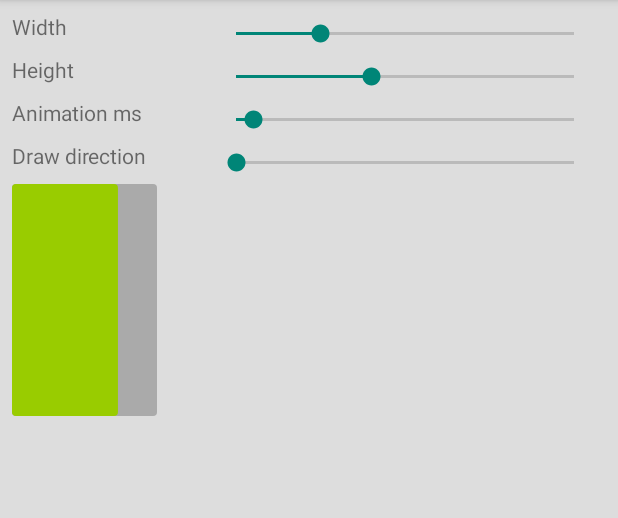
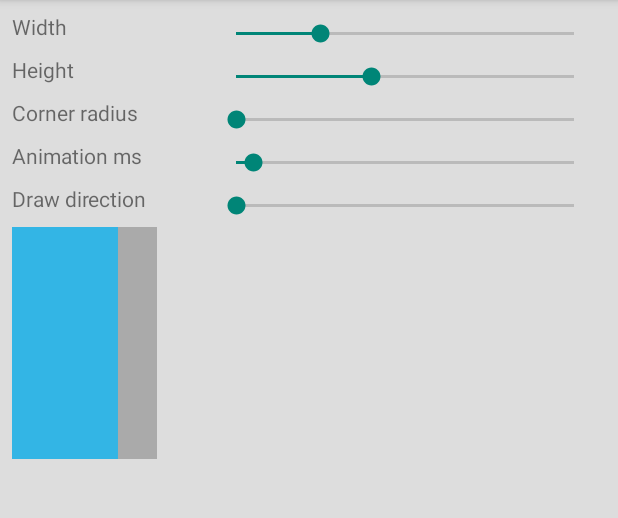
Before and after one commit to bernardpletikosa/value-indicators, an Android app: the fragment LineFragment placed in its activity, with the options menu open, on a phone screen of 412 x 824 dp, the part 84-602 px from its top. Run offline under Robolectric (Android 15) with nearby library versions, the phone set to English and light mode, and no system bars; our stand-ins replace ButterKnife; 2 statements that could not run were skipped.

Commit message:
Added mxl attributes for all value indicators

```diff
--- a/library/src/main/java/com/pletikosa/indicators/IndicatorView.java
+++ b/library/src/main/java/com/pletikosa/indicators/IndicatorView.java
@@ -15,12 +15,12 @@ import android.view.animation.AccelerateDecelerateInterpolator;
 import android.view.animation.Interpolator;
 
 import static android.animation.ValueAnimator.AnimatorUpdateListener;
+import static com.pletikosa.indicators.consts.Defaults.DEFAULT_ANIM_DURATION;
+import static com.pletikosa.indicators.consts.Defaults.DEFAULT_MAX_VALUE;
+import static com.pletikosa.indicators.consts.Defaults.DEFAULT_MIN_VALUE;
+import static com.pletikosa.indicators.consts.Defaults.NO_VALUE;
 
 public abstract class IndicatorView extends View {
-
-    private static final float DEFAULT_MIN_VALUE = 0;
-    private static final float DEFAULT_MAX_VALUE = 100;
-    private static final int DEFAULT_ANIMATION_DURATION = 500;
 
     private final Context mContext;
 
@@ -56,25 +56,35 @@ public abstract class IndicatorView extends View {
         setXmlValues(context.getTheme().obtainStyledAttributes(attrs, R.styleable.Indicators, 0, 0));
     }
 
+    @Override
+    protected void onAttachedToWindow() {
+        super.onAttachedToWindow();
+
+        if (mTargetValue != NO_VALUE) draw();
+    }
+
     private void setXmlValues(TypedArray array) {
-        mMinValue = array.getFloat(R.styleable.Indicators_minValue, DEFAULT_MIN_VALUE);
-        mMaxValue = array.getFloat(R.styleable.Indicators_maxValue, DEFAULT_MAX_VALUE);
+        mMinValue = array.getFloat(R.styleable.Indicators_min_value, DEFAULT_MIN_VALUE);
+        mMaxValue = array.getFloat(R.styleable.Indicators_max_value, DEFAULT_MAX_VALUE);
 
+        checkRange(mMinValue, mMaxValue);
         mValueRange = Math.abs(mMaxValue - mMinValue);
 
-        mDuration = array.getInt(R.styleable.Indicators_animationDuration,
-                DEFAULT_ANIMATION_DURATION);
+        mTargetValue = array.getFloat(R.styleable.Indicators_max_value, NO_VALUE);
+        mDuration = array.getInt(R.styleable.Indicators_animation_duration, DEFAULT_ANIM_DURATION);
 
         setColors(array);
     }
 
-    private void setColors(TypedArray a) {
-        mMainPaint.setColor(a.getColor(R.styleable.Indicators_mainColor,
-                android.R.color.tab_indicator_text));
+    private void setColors(TypedArray array) {
+        int color = array.getColor(R.styleable.Indicators_main_color, android.R.color.secondary_text_light);
+
+        mMainPaint.setColor(color);
         mMainPaint.setAntiAlias(true);
 
-        mBackgroundPaint.setColor(a.getColor(R.styleable.Indicators_backgroundColor,
-                android.R.color.secondary_text_dark_nodisable));
+        color = array.getColor(R.styleable.Indicators_background_color, android.R.color.darker_gray);
+
+        mBackgroundPaint.setColor(color);
         mBackgroundPaint.setAntiAlias(true);
     }
 
@@ -99,12 +109,13 @@ public abstract class IndicatorView extends View {
     /**
      * Method sets values range i.e. minimum and maximum values to display.
      * Default values are [0, 100].
+     * XML parameters {@link com.pletikosa.indicators.R.attr#min_value} and
+     * {@link com.pletikosa.indicators.R.attr#max_value}
      * @param minValue minimum value to display
      * @param maxValue maximum value to display
      */
     public void setRange(int minValue, int maxValue) throws IllegalArgumentException {
-        if (minValue >= maxValue)
-            throw new IllegalArgumentException("Invalid range {minValue >= maxValue}");
+        checkRange(minValue, maxValue);
 
         mMinValue = mTargetValue = minValue;
         mMaxValue = maxValue;
@@ -112,8 +123,8 @@ public abstract class IndicatorView extends View {
     }
 
     /**
-     * Sets value to be indicated.
-     * Value is automatically indicated when this value is set.
+     * Sets value to be indicated. Value is automatically animated when this method is used.
+     * XML parameter {@link com.pletikosa.indicators.R.attr#target_value}
      * @param target target value
      */
     public void indicate(float target) {
@@ -128,6 +139,7 @@ public abstract class IndicatorView extends View {
     /**
      * Sets animation duration. If set to 0 there will be no animation. Default animation
      * duration is 500 milliseconds.
+     * XML parameter {@link com.pletikosa.indicators.R.attr#animation_duration}
      * @param duration in milliseconds
      */
     public void setAnimationDuration(int duration) throws IllegalArgumentException {
@@ -137,23 +149,19 @@ public abstract class IndicatorView extends View {
 
     /**
      * Sets main color for animating value.
+     * XML parameter {@link com.pletikosa.indicators.R.attr#main_color}
      * @param mainColor color resource id
      */
     public void setMainColor(int mainColor) throws IllegalArgumentException {
-        if (mainColor <= 0)
-            throw new IllegalArgumentException("Illegal color code.");
-
         mMainPaint = new Paint(getResources().getColor(mainColor));
     }
 
     /**
      * Sets background color for showing whole shape below the one that is animating value.
+     * XML parameter {@link com.pletikosa.indicators.R.attr#background_color}
      * @param backgroundColor color resource id
      */
     public void setBackGroundColor(int backgroundColor) throws IllegalArgumentException {
-        if (backgroundColor <= 0)
-            throw new IllegalArgumentException("Illegal color code.");
-
         mBackgroundPaint = new Paint(getResources().getColor(backgroundColor));
     }
 
@@ -235,4 +243,9 @@ public abstract class IndicatorView extends View {
         if (argument <= 0)
             throw new IllegalArgumentException("Argument " + name + " can't be less than 0.");
     }
+
+    private void checkRange(float minValue, float maxValue) {
+        if (minValue >= maxValue)
+            throw new IllegalArgumentException("Invalid range {minValue >= maxValue}");
+    }
 }
--- a/library/src/main/java/com/pletikosa/indicators/circle/CircleIndicator.java
+++ b/library/src/main/java/com/pletikosa/indicators/circle/CircleIndicator.java
@@ -2,16 +2,21 @@ package com.pletikosa.indicators.circle;
 
 import android.animation.ValueAnimator;
 import android.content.Context;
+import android.content.res.TypedArray;
 import android.graphics.Canvas;
 import android.util.AttributeSet;
 
 import com.pletikosa.indicators.IndicatorView;
+import com.pletikosa.indicators.R;
 import com.pletikosa.indicators.consts.SizeUnit;
+
+import static com.pletikosa.indicators.consts.Defaults.NO_VALUE;
 
 public class CircleIndicator extends IndicatorView {
 
-    protected int[] mMiddle = new int[2];
-    protected int mCircleRadius = 0;
+    protected int mRadius = 0;
+    protected int mMiddleX;
+    protected int mMiddleY;
 
     public CircleIndicator(Context context) {
         this(context, null);
@@ -23,34 +28,37 @@ public class CircleIndicator extends IndicatorView {
 
     public CircleIndicator(Context context, AttributeSet attrs, int defStyle) {
         super(context, attrs);
+
+        setXmlValues(context.getTheme().obtainStyledAttributes(attrs, R.styleable.CircleIndicator, 0, 0));
     }
 
     @Override
     protected void onSizeChanged(int width, int height, int oldw, int oldh) {
         super.onSizeChanged(width, height, oldw, oldh);
 
-        mMiddle[0] = width / 2;
-        mMiddle[1] = height / 2;
+        mMiddleX = width / 2;
+        mMiddleY = height / 2;
 
-        if (mCircleRadius <= 0)
-            mCircleRadius = mMiddle[0] < mMiddle[1] ? mMiddle[0] : mMiddle[1];
+        if (mRadius <= NO_VALUE)
+            mRadius = mMiddleX < mMiddleY ? mMiddleX : mMiddleY;
     }
 
     @Override
     protected void onDraw(Canvas canvas) {
-        canvas.drawCircle(mMiddle[0], mMiddle[1], mCircleRadius, mBackgroundPaint);
-        canvas.drawCircle(mMiddle[0], mMiddle[1], mCurrentValue, mMainPaint);
+        canvas.drawCircle(mMiddleX, mMiddleY, mRadius, mBackgroundPaint);
+        canvas.drawCircle(mMiddleX, mMiddleY, mCurrentValue, mMainPaint);
     }
 
     /**
      * Sets outer radius of the circle.
+     * XML parameter {@link com.pletikosa.indicators.R.attr#circle_radius} (only in dp)
      * @param radius size in specified unit.
      */
     public void setRadius(SizeUnit unit, int radius) throws IllegalArgumentException {
         checkArgument(unit, "SizeUnit");
         checkNegativeOrZero(radius, "circle radius");
 
-        mCircleRadius = unit == SizeUnit.PX ? radius : (int) dpToPixel(radius);
+        mRadius = unit == SizeUnit.PX ? radius : (int) dpToPixel(radius);
         draw();
     }
 
@@ -62,7 +70,7 @@ public class CircleIndicator extends IndicatorView {
             @Override
             public void onAnimationUpdate(ValueAnimator animation) {
                 float maxAnimatedFraction = Math.max(animation.getAnimatedFraction(), 0.01f);
-                float shift = (absoluteTarget / mValueRange) * mCircleRadius - mOldValue;
+                float shift = (absoluteTarget / mValueRange) * mRadius - mOldValue;
 
                 mCurrentValue = mOldValue + (shift * maxAnimatedFraction);
 
@@ -70,4 +78,8 @@ public class CircleIndicator extends IndicatorView {
             }
         };
     }
+
+    private void setXmlValues(TypedArray array) {
+        mRadius = array.getInt(R.styleable.CircleIndicator_circle_radius, NO_VALUE);
+    }
 }
--- a/library/src/main/java/com/pletikosa/indicators/line/LineIndicator.java
+++ b/library/src/main/java/com/pletikosa/indicators/line/LineIndicator.java
@@ -10,14 +10,16 @@ import android.util.DisplayMetrics;
 
 import com.pletikosa.indicators.IndicatorView;
 import com.pletikosa.indicators.R;
+import com.pletikosa.indicators.consts.Defaults;
 import com.pletikosa.indicators.consts.Direction;
 import com.pletikosa.indicators.consts.SizeUnit;
+
+import static com.pletikosa.indicators.consts.Defaults.NO_VALUE;
 
 public class LineIndicator extends IndicatorView {
 
     protected int mWidth;
     protected int mHeight;
-    protected int mCornerRadius;
     protected Direction mDirection;
 
     public LineIndicator(Context context) {
@@ -31,10 +33,7 @@ public class LineIndicator extends IndicatorView {
     public LineIndicator(Context context, AttributeSet attrs, int defStyle) {
         super(context, attrs);
 
-        final TypedArray array = context.getTheme().obtainStyledAttributes(attrs,
-                R.styleable.Indicators, 0, 0);
-
-        mDirection = Direction.values()[array.getInt(R.styleable.Indicators_lineDirection, 2)];
+        setXmlValues(context.getTheme().obtainStyledAttributes(attrs, R.styleable.LineIndicator, 0, 0));
     }
 
     @Override
@@ -42,40 +41,20 @@ public class LineIndicator extends IndicatorView {
         super.onSizeChanged(width, height, oldw, oldh);
 
         //if size is already set by user, don't change it
-        if (mWidth <= 0) mWidth = width;
-        if (mWidth <= 0) mHeight = height;
+        if (mWidth <= NO_VALUE) mWidth = width;
+        if (mWidth <= NO_VALUE) mHeight = height;
     }
 
     @Override
     protected void onDraw(Canvas canvas) {
         final float[] positions = calculatePositions();
-
-        if (mCornerRadius > 0) {
-            canvas.drawRoundRect(new RectF(0, 0, mWidth, mHeight), mCornerRadius, mCornerRadius, mBackgroundPaint);
-            canvas.drawRoundRect(new RectF(positions[0], positions[1], positions[2], positions[3]),
-                    mCornerRadius, mCornerRadius, mMainPaint);
-        } else {
-            canvas.drawRect(0, 0, mWidth, mHeight, mBackgroundPaint);
-            canvas.drawRect(positions[0], positions[1], positions[2], positions[3], mMainPaint);
-        }
-    }
-
-    private float[] calculatePositions() {
-        switch (mDirection) {
-            case LEFT_RIGHT:
-                return new float[]{0, 0, mCurrentValue, mHeight};
-            case RIGHT_LEFT:
-                return new float[]{mCurrentValue, 0, mWidth, mHeight};
-            case TOP_BOTTOM:
-                return new float[]{0, 0, mWidth, mCurrentValue};
-            case BOTTOM_TOP:
-            default:
-                return new float[]{0, mCurrentValue, mWidth, mHeight};
-        }
+        canvas.drawRect(0, 0, mWidth, mHeight, mBackgroundPaint);
+        canvas.drawRect(positions[0], positions[1], positions[2], positions[3], mMainPaint);
     }
 
     /**
      * <p>Sets direction for drawing indicator in clockwise or counter clockwise direction.</p>
+     * XML parameter {@link com.pletikosa.indicators.R.attr#line_direction}
      * Possible values are:
      * <ul>
      * <li>{@link Direction#LEFT_RIGHT}</li>
@@ -83,11 +62,11 @@ public class LineIndicator extends IndicatorView {
      * <li>{@link Direction#BOTTOM_TOP}</li>
      * <li>{@link Direction#TOP_BOTTOM}</li>
      * </ul>
+     * XML parameter {@link}
      * @param direction see possible values
      */
     public void setDirection(Direction direction) throws IllegalArgumentException {
-        if (direction == null)
-            throw new IllegalArgumentException("Direction can not be null.");
+        checkArgument(direction, "direction");
         if (direction == Direction.CLOCKWISE || direction == Direction.COUNTER_CLOCKWISE)
             throw new IllegalArgumentException("Direction " + direction.name() + " not supported.");
 
@@ -97,6 +76,8 @@ public class LineIndicator extends IndicatorView {
 
     /**
      * Sets indicator shape width and height in specified unit.
+     * XML parameters {@link com.pletikosa.indicators.R.attr#line_width} and
+     * {@link com.pletikosa.indicators.R.attr#line_height}
      * @param width  shape width
      * @param height shape height
      */
@@ -107,19 +88,6 @@ public class LineIndicator extends IndicatorView {
 
         mWidth = unit == SizeUnit.PX ? width : (int) dpToPixel(width);
         mHeight = unit == SizeUnit.PX ? height : (int) dpToPixel(height);
-
-        draw();
-    }
-
-    /**
-     * Sets corner radius for line indicator shape. Default value is 0, corners are not rounded
-     * @param cornerRadius corner radius
-     */
-    public void setCornerRadius(SizeUnit unit, int cornerRadius) throws IllegalArgumentException {
-        checkArgument(unit, "SizeUnit");
-        checkNegative(cornerRadius, "Corner radius");
-
-        mCornerRadius = unit == SizeUnit.PX ? cornerRadius : (int) dpToPixel(cornerRadius);
 
         draw();
     }
@@ -140,6 +108,13 @@ public class LineIndicator extends IndicatorView {
         };
     }
 
+    private void setXmlValues(TypedArray array) {
+        mWidth = array.getInt(R.styleable.LineIndicator_line_width, NO_VALUE);
+        mHeight = array.getInt(R.styleable.LineIndicator_line_height, NO_VALUE);
+        mDirection = Direction.values()[array.getInt(R.styleable.LineIndicator_line_direction, 2)];
+    }
+
+    //Calculates shift depending on direction
     private float calculateShift(float absoluteTarget, float absoluteRange) {
         switch (mDirection) {
             case LEFT_RIGHT:
@@ -153,4 +128,19 @@ public class LineIndicator extends IndicatorView {
         }
         return 0;
     }
+
+    //Calculates rectangle corners position
+    private float[] calculatePositions() {
+        switch (mDirection) {
+            case LEFT_RIGHT:
+                return new float[]{0, 0, mCurrentValue, mHeight};
+            case RIGHT_LEFT:
+                return new float[]{mCurrentValue, 0, mWidth, mHeight};
+            case TOP_BOTTOM:
+                return new float[]{0, 0, mWidth, mCurrentValue};
+            case BOTTOM_TOP:
+            default:
+                return new float[]{0, mCurrentValue, mWidth, mHeight};
+        }
+    }
 }
--- a/sample/src/main/java/com/pletikosa/indicators/sample/fragments/LineFragment.java
+++ b/sample/src/main/java/com/pletikosa/indicators/sample/fragments/LineFragment.java
@@ -34,6 +34,9 @@ public class LineFragment extends Fragment {
     SeekBar mAnimationSeek;
     @InjectView(R.id.seek_direction)
     SeekBar mSeekDirection;
+    @InjectView(R.id.seek_corner_radius)
+    SeekBar mSeekCorners;
+
     @InjectView(R.id.line_indicator)
     LineIndicator mIndicator;
 
@@ -60,7 +63,6 @@ public class LineFragment extends Fragment {
         setAnimationSeek();
         setDirectionSeek();
 
-        mIndicator.setCornerRadius(SizeUnit.DP, 3);
         return view;
     }
 
--- a/sample/src/main/res/layout/activity_main.xml
+++ b/sample/src/main/res/layout/activity_main.xml
@@ -1,4 +1,3 @@
-<!-- A DrawerLayout is intended to be used as the top-level content view using match_parent for both width and height to consume the full space available. -->
 <android.support.v4.widget.DrawerLayout
     xmlns:android="http://schemas.android.com/apk/res/android"
     xmlns:tools="http://schemas.android.com/tools"
@@ -7,26 +6,18 @@
     android:layout_height="match_parent"
     tools:context=".MainActivity">
 
-    <!-- As the main content view, the view below consumes the entire
-         space available using match_parent in both dimensions. -->
     <FrameLayout
         android:id="@+id/container"
         android:layout_width="match_parent"
         android:layout_height="match_parent"
         android:background="@color/app_background"/>
 
-    <!-- android:layout_gravity="start" tells DrawerLayout to treat
-         this as a sliding drawer on the left side for left-to-right
-         languages and on the right side for right-to-left languages.
-         If you're not building against API 17 or higher, use
-         android:layout_gravity="left" instead. -->
-    <!-- The drawer is given a fixed width in dp and extends the full height of
-         the container. -->
-    <fragment android:id="@+id/navigation_drawer"
-              android:layout_width="@dimen/navigation_drawer_width"
-              android:layout_height="match_parent"
-              android:layout_gravity="start"
-              android:name="com.pletikosa.indicators.sample.NavigationDrawerFragment"
-              tools:layout="@layout/fragment_navigation_drawer"/>
+    <fragment
+        android:id="@+id/navigation_drawer"
+        android:layout_width="@dimen/navigation_drawer_width"
+        android:layout_height="match_parent"
+        android:layout_gravity="start"
+        android:name="com.pletikosa.indicators.sample.NavigationDrawerFragment"
+        tools:layout="@layout/fragment_navigation_drawer"/>
 
 </android.support.v4.widget.DrawerLayout>
--- a/sample/src/main/res/layout/fragment_circle.xml
+++ b/sample/src/main/res/layout/fragment_circle.xml
@@ -57,9 +57,9 @@
         android:layout_width="match_parent"
         android:layout_height="match_parent"
         android:layout_gravity="center_horizontal"
-        app:mainColor="@color/green"
-        app:backgroundColor="@color/background"
-        app:animationDuration="100"
+        app:main_color="@color/blue"
+        app:background_color="@color/background"
+        app:animation_duration="100"
         />
 
 </LinearLayout>
--- a/sample/src/main/res/layout/fragment_half_pie.xml
+++ b/sample/src/main/res/layout/fragment_half_pie.xml
@@ -121,8 +121,8 @@
         android:id="@+id/half_pie_indicator"
         android:layout_width="match_parent"
         android:layout_height="wrap_content"
-        app:mainColor="@color/green"
-        app:backgroundColor="@color/background"
-        app:centerColor="@color/app_background"/>
+        app:main_color="@color/blue"
+        app:background_color="@color/background"
+        app:pie_center_paint="@color/app_background"/>
 
 </LinearLayout>
--- a/sample/src/main/res/layout/fragment_line.xml
+++ b/sample/src/main/res/layout/fragment_line.xml
@@ -61,6 +61,28 @@
             android:layout_width="0dp"
             android:layout_height="wrap_content"
             android:layout_weight="2"
+            android:text="@string/corner_radius"/>
+
+        <SeekBar
+            android:id="@+id/seek_corner_radius"
+            android:layout_width="0dp"
+            android:layout_height="wrap_content"
+            android:layout_weight="4"
+            android:layout_margin="5dp"
+            android:progress="0"
+            android:max="25"
+            />
+    </LinearLayout>
+
+    <LinearLayout
+        android:layout_width="match_parent"
+        android:layout_height="wrap_content"
+        android:orientation="horizontal">
+
+        <TextView
+            android:layout_width="0dp"
+            android:layout_height="wrap_content"
+            android:layout_weight="2"
             android:text="@string/anim_duration"/>
 
         <SeekBar
@@ -100,7 +122,8 @@
         android:id="@+id/line_indicator"
         android:layout_width="match_parent"
         android:layout_height="wrap_content"
-        app:mainColor="@color/green"
-        app:backgroundColor="@color/background"/>
+        app:main_color="@color/blue"
+        app:background_color="@color/background"
+        app:animation_duration="100"/>
 
 </LinearLayout>
--- a/sample/src/main/res/layout/fragment_pie.xml
+++ b/sample/src/main/res/layout/fragment_pie.xml
@@ -121,8 +121,8 @@
         android:id="@+id/pie_indicator"
         android:layout_width="match_parent"
         android:layout_height="wrap_content"
-        app:mainColor="@color/green"
-        app:backgroundColor="@color/background"
-        app:centerColor="@color/app_background"/>
+        app:main_color="@color/blue"
+        app:background_color="@color/background"
+        app:pie_center_paint="@color/app_background"/>
 
 </LinearLayout>
--- a/sample/src/main/res/layout/fragment_quarter_pie.xml
+++ b/sample/src/main/res/layout/fragment_quarter_pie.xml
@@ -121,8 +121,8 @@
         android:id="@+id/quarter_pie_indicator"
         android:layout_width="match_parent"
         android:layout_height="wrap_content"
-        app:mainColor="@color/green"
-        app:backgroundColor="@color/background"
-        app:centerColor="@color/app_background"/>
+        app:main_color="@color/blue"
+        app:background_color="@color/background"
+        app:pie_center_paint="@color/app_background"/>
 
 </LinearLayout>
--- a/sample/src/main/res/values/strings.xml
+++ b/sample/src/main/res/values/strings.xml
@@ -19,4 +19,5 @@
     <string name="width">Width</string>
     <string name="height">Height</string>
     <string name="orientation">Orientation</string>
+    <string name="corner_radius">Corner radius</string>
 </resources>
```
Also changed, not shown: library/src/main/java/com/pletikosa/indicators/consts/Defaults.java (added, +14 -0 lines), library/src/main/java/com/pletikosa/indicators/pie/HalfPieIndicator.java (+31 -23 lines), library/src/main/java/com/pletikosa/indicators/pie/PieIndicator.java (+32 -24 lines), library/src/main/java/com/pletikosa/indicators/pie/QuarterPieIndicator.java (+29 -22 lines), library/src/main/res/values/attrs.xml (+48 -10 lines).
